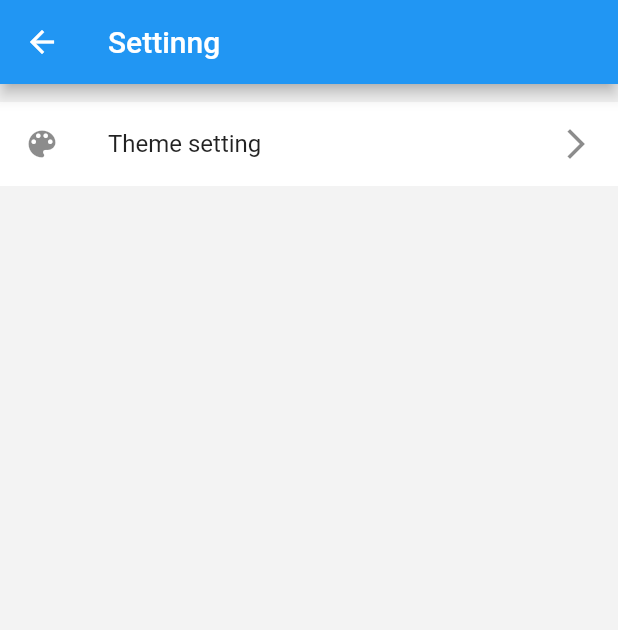
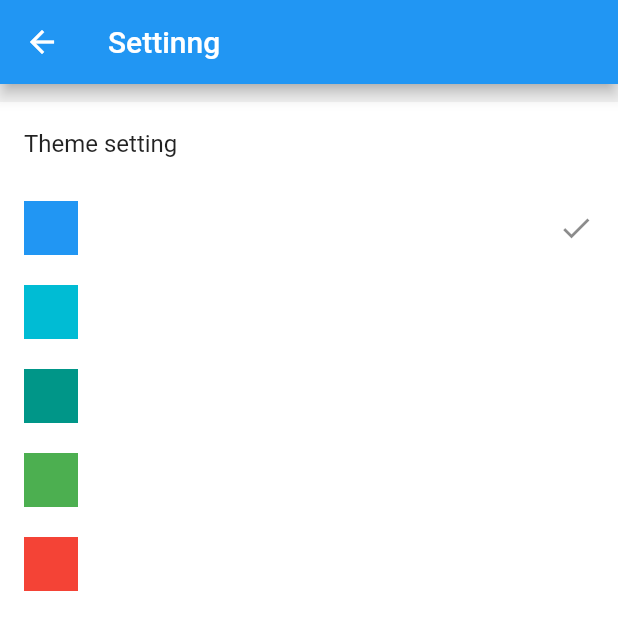
Before and after one commit to xrr2016/feeling, a Flutter app: the SettingScreen screen opened by its route, on a phone screen of 412 x 824 dp. Shown: the top 630 px of the screen. Run offline on Flutter 3.47's test engine with Material 2 defaults, Android fonts, the phone set to English and light mode, and no system bars.

Commit message:
feat: theme setting

```diff
--- a/lib/routes.dart
+++ b/lib/routes.dart
@@ -1,7 +1,5 @@
 import './ui/setting/setting_screen.dart';
-import './ui/setting/theme_setting/theme_setting.dart';
 
 final routes = {
   SettingScreen.routeName: (_) => SettingScreen(),
-  ThemeSetting.routeName: (_) => ThemeSetting(),
 };
--- a/lib/ui/index/index_screen.dart
+++ b/lib/ui/index/index_screen.dart
@@ -67,7 +67,7 @@ class _IndexScreenState extends State<IndexScreen>
                   color: Colors.white,
                 ),
                 child: ListTile(
-                  title: Text('Setting'),
+                  title: Text('Settings'),
                   trailing: Icon(Icons.arrow_forward_ios),
                   onTap: () => Navigator.pushNamed(
                     context,
--- a/lib/ui/setting/setting_screen.dart
+++ b/lib/ui/setting/setting_screen.dart
@@ -2,10 +2,47 @@ import 'package:flutter/material.dart';
 import 'package:provider/provider.dart';
 
 import '../../provider/theme_provider.dart';
-import './theme_setting/theme_setting.dart';
 
-class SettingScreen extends StatelessWidget {
+class SettingScreen extends StatefulWidget {
   static String routeName = '/setting-screen';
+
+  @override
+  _SettingScreenState createState() => _SettingScreenState();
+}
+
+class _SettingScreenState extends State<SettingScreen> {
+  int _currentIndex = 0;
+
+  List<ListTile> _buildListTiles(List<Color> colors) {
+    List<ListTile> _listTiles = [];
+
+    for (int i = 0; i < colors.length; i++) {
+      _listTiles.add(_buildListTile(colors[i], i));
+    }
+
+    return _listTiles;
+  }
+
+  ListTile _buildListTile(Color color, int index) {
+    return ListTile(
+      contentPadding: EdgeInsets.all(12.0),
+      leading: Container(width: 36, height: 36, color: color),
+      trailing: _currentIndex == index ? Icon(Icons.check) : null,
+      onTap: () {
+        setState(() {
+          _currentIndex = index;
+          Provider.of<ThemeProvider>(context, listen: false).changeTheme(index);
+        });
+      },
+    );
+  }
+
+  @override
+  void initState() {
+    super.initState();
+    _currentIndex =
+        Provider.of<ThemeProvider>(context, listen: false).selectedIndex;
+  }
 
   @override
   Widget build(BuildContext context) {
@@ -29,21 +66,45 @@ class SettingScreen extends StatelessWidget {
                   color: Colors.white,
                 ),
                 children: [
-                  Column(
-                    children: <Widget>[
-                      ListTile(
-                        leading: Icon(Icons.color_lens),
-                        title: Text('Theme setting'),
-                        trailing: Icon(Icons.arrow_forward_ios),
-                        onTap: () => Navigator.pushNamed(
-                          context,
-                          ThemeSetting.routeName,
+                  ListTile(title: Text('Theme setting')),
+                ],
+              ),
+              TableRow(
+                decoration: BoxDecoration(
+                  color: Colors.white,
+                ),
+                children: [
+                  Consumer<ThemeProvider>(
+                    builder: (_, theme, child) {
+                      return SizedBox(
+                        height: 300,
+                        child: ListView.builder(
+                          itemCount: theme.colors.length,
+                          itemBuilder: (_, index) {
+                            final colors = theme.colors;
+                            return ListTile(
+                              leading: Container(
+                                width: 36,
+                                height: 36,
+                                color: colors[index],
+                              ),
+                              trailing: _currentIndex == index
+                                  ? Icon(Icons.check)
+                                  : null,
+                              onTap: () {
+                                setState(() {
+                                  _currentIndex = index;
+                                  theme.changeTheme(index);
+                                });
+                              },
+                            );
+                          },
                         ),
-                      ),
-                    ],
+                      );
+                    },
                   ),
                 ],
-              ),
+              )
             ],
           ),
         ],
```
Also changed, not shown: lib/ui/setting/theme_setting/theme_setting.dart (deleted, +0 -79 lines).
